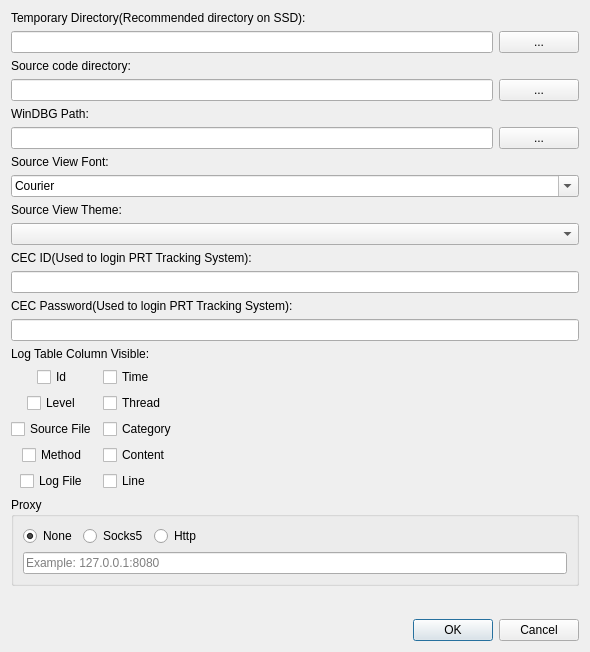
Qt form preferencedialog.ui (missdeer/cjlv) before a commit.
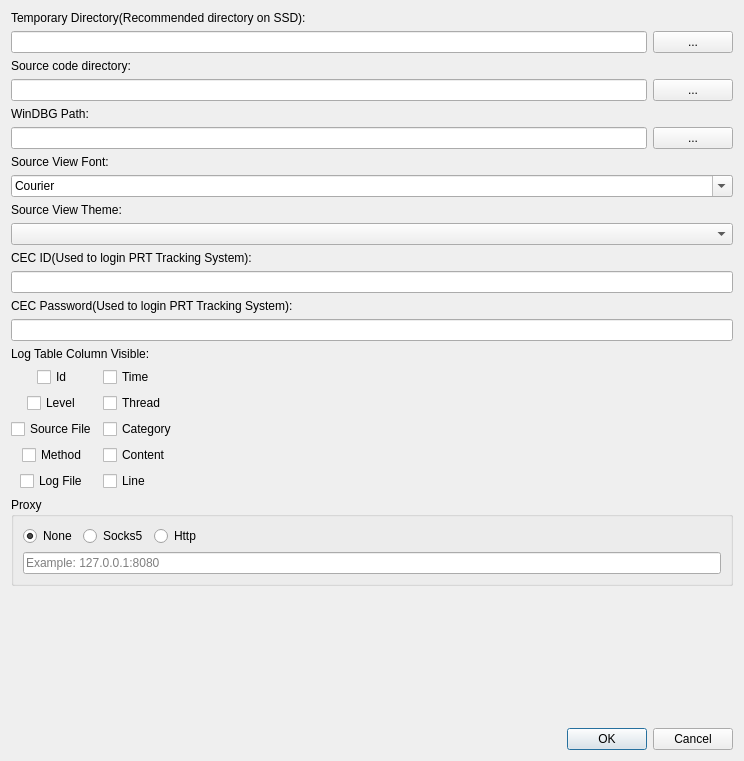
The same form after that commit.

Commit message: (*)set qtquickcompiler config

What changed in the file:
```diff
--- a/preferencedialog.ui
+++ b/preferencedialog.ui
@@ -6,8 +6,8 @@
    <rect>
     <x>0</x>
     <y>0</y>
-    <width>590</width>
-    <height>652</height>
+    <width>744</width>
+    <height>761</height>
    </rect>
   </property>
   <property name="windowTitle">
```
The commit also changes 1 other file.
